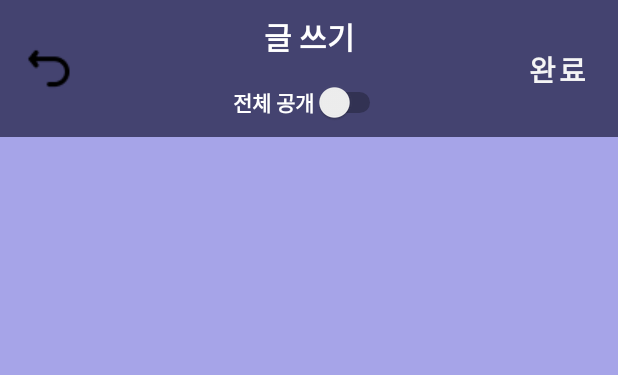
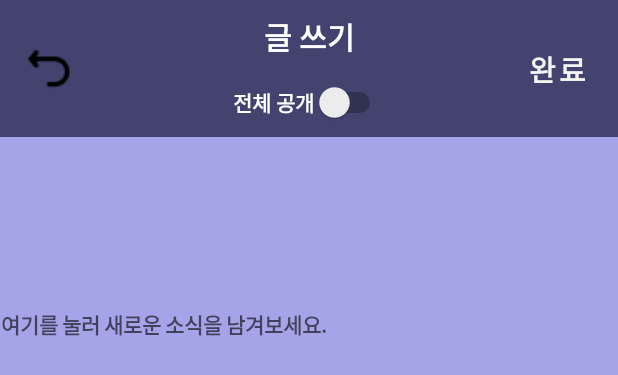
Before and after one commit to kimshinseung/Bugistory, an Android app: the layout activity_post.xml on its own in the app's theme, with its tools: preview values and no code run, on a phone screen of 412 x 824 dp. Shown: the top 375 px of the screen. Run offline under Robolectric (Android 15) with nearby library versions, the phone set to English and light mode, and no system bars.

Commit message:
Update activity_post.xml

```diff
--- a/app/src/main/res/layout/activity_post.xml
+++ b/app/src/main/res/layout/activity_post.xml
@@ -15,6 +15,7 @@
         app:layout_constraintGuide_begin="250dp" />
 
     <androidx.constraintlayout.widget.ConstraintLayout
+        android:id="@+id/constraintLayout2"
         android:layout_width="match_parent"
         android:layout_height="91dp"
         android:background="#444370"
@@ -81,4 +82,19 @@
             tools:ignore="SpeakableTextPresentCheck,SpeakableTextPresentCheck,TouchTargetSizeCheck,TouchTargetSizeCheck" />
     </androidx.constraintlayout.widget.ConstraintLayout>
 
+    <TextView
+        android:id="@+id/content"
+        android:layout_width="410dp"
+        android:layout_height="616dp"
+        android:fontFamily="@font/rubik_bold"
+        android:hint="여기를 눌러 새로운 소식을 남겨보세요."
+        android:textSize="14sp"
+        android:textStyle="bold"
+        app:layout_constraintBottom_toBottomOf="parent"
+        app:layout_constraintEnd_toEndOf="parent"
+        app:layout_constraintHorizontal_bias="0.333"
+        app:layout_constraintStart_toStartOf="parent"
+        app:layout_constraintTop_toBottomOf="@+id/constraintLayout2"
+        app:layout_constraintVertical_bias="0.975" />
+
 </androidx.constraintlayout.widget.ConstraintLayout>
```
